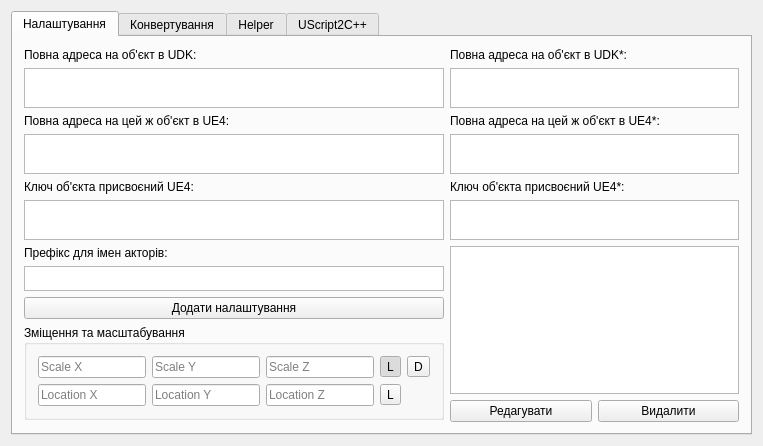
Qt form mainwindow.ui (rsimenok/UDK2UE4Tools) before a commit.
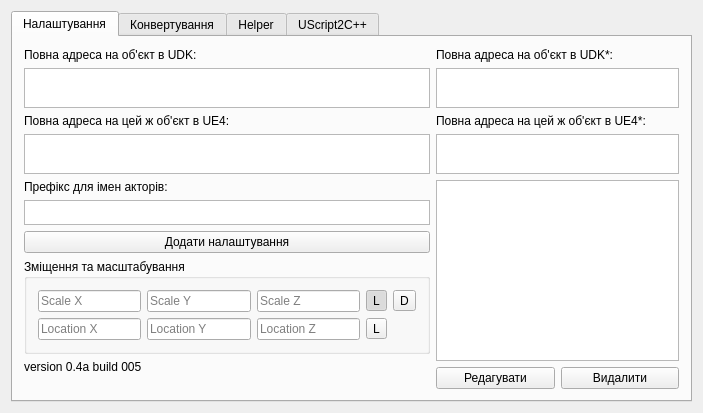
The same form after that commit. The open tabs and pages were chosen to show the change.

Commit message:
Переписано конвертацію StaticMeshActor
- Виправлено перенесення радісу для PointLight;
- Переписано конвертація StaticMeshActor;
- Оптимізовано роботу із пам'яттю;
- Додано лейб із версією.

Diff of the .ui file:
```diff
--- a/mainwindow.ui
+++ b/mainwindow.ui
@@ -6,8 +6,8 @@
    <rect>
     <x>0</x>
     <y>0</y>
-    <width>763</width>
-    <height>424</height>
+    <width>703</width>
+    <height>378</height>
    </rect>
   </property>
   <property name="windowTitle">
@@ -106,38 +106,6 @@
             </property>
            </widget>
           </item>
-          <item>
-           <widget class="QLabel" name="label_4">
-            <property name="maximumSize">
-             <size>
-              <width>16777215</width>
-              <height>20</height>
-             </size>
-            </property>
-            <property name="text">
-             <string>Ключ об'єкта присвоєний UE4:</string>
-            </property>
-           </widget>
-          </item>
-          <item>
-           <widget class="QPlainTextEdit" name="keyText">
-            <property name="maximumSize">
-             <size>
-              <width>16777215</width>
-              <height>40</height>
-             </size>
-            </property>
-            <property name="toolTip">
-             <string>Ключ об'єкта присвоєний UE4</string>
-            </property>
-            <property name="statusTip">
-             <string>Ключ об'єкта присвоєний UE4</string>
-            </property>
-            <property name="plainText">
-             <string/>
-            </property>
-           </widget>
-          </item>
           <item>
            <widget class="QLabel" name="label">
             <property name="maximumSize">
@@ -333,6 +301,13 @@
             </layout>
            </widget>
           </item>
+          <item>
+           <widget class="QLabel" name="label_4">
+            <property name="text">
+             <string>version 0.4a build 005</string>
+            </property>
+           </widget>
+          </item>
           <item>
            <spacer name="verticalSpacer">
             <property name="orientation">
@@ -414,38 +389,6 @@
             </property>
            </widget>
           </item>
-          <item>
-           <widget class="QLabel" name="label_41">
-            <property name="maximumSize">
-             <size>
-              <width>16777215</width>
-              <height>20</height>
-             </size>
-            </property>
-            <property name="text">
-             <string>Ключ об'єкта присвоєний UE4*:</string>
-            </property>
-           </widget>
-          </item>
-          <item>
-           <widget class="QPlainTextEdit" name="editKey">
-            <property name="maximumSize">
-             <size>
-              <width>16777215</width>
-              <height>40</height>
-             </size>
-            </property>
-            <property name="toolTip">
-             <string>Ключ об'єкта присвоєний UE4</string>
-            </property>
-            <property name="statusTip">
-             <string>Ключ об'єкта присвоєний UE4</string>
-            </property>
-            <property name="plainText">
-             <string/>
-            </property>
-           </widget>
-          </item>
           <item>
            <widget class="QListWidget" name="listWidget">
             <property name="toolTip">
```
Left out of the diff: 2 changed lines with no effect on the pictures. The commit also changes 2 other files.
